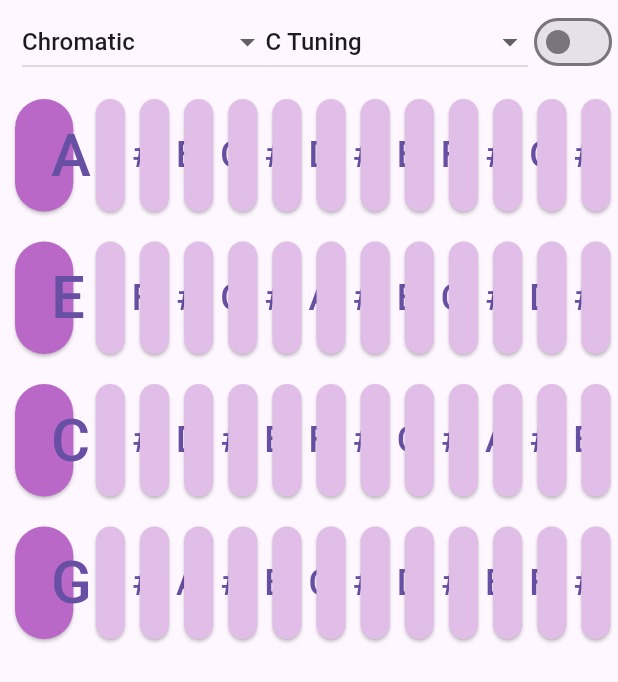
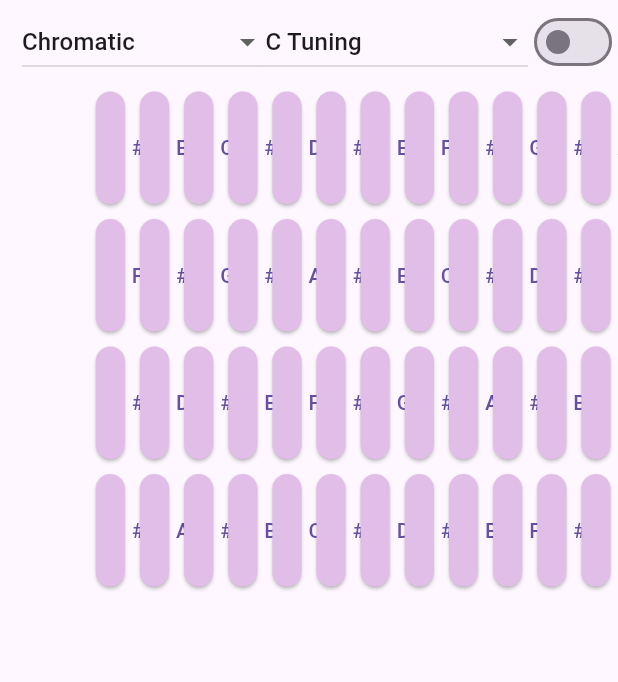
Before and after one commit to yukiterunamaana/akulele, a Flutter app: the screen it shows after launch, on a phone screen of 412 x 824 dp. Shown: the top 682 px of the screen. Run offline on Flutter 3.47's test engine with Material 3 defaults, Android fonts, the phone set to English and light mode, and no system bars; missing offline and left inert: dart:ffi, flutter_midi_pro, music_notes.

Commit message:
Reworked logic with ValueNotifier. THE NOTES CHANGE!! AAAAAH!!

```diff
--- a/lib/main.dart
+++ b/lib/main.dart
@@ -24,8 +24,15 @@ class _MyAppState extends State<MyApp> {
   final midiPro = MidiPro();
   final String _value = path;
   bool strum = false;
-  List<int> selectedTuning = cTuning;
-  List<String> selectedScale = chromaticScale;
+  // List<int> selectedTuning = cTuning;
+  // List<String> selectedScale = chromaticScale;
+
+  final ValueNotifier<List<String>> scale = ValueNotifier(chromaticScale);
+  final ValueNotifier<List<int>> tuning = ValueNotifier(cTuning);
+
+  // Scale scale = Scale();
+
+  // Tuning tuning = Tuning();
 
   @override
   void initState() {
@@ -59,10 +66,10 @@ class _MyAppState extends State<MyApp> {
             appBar: AppBar(
               actions: [
                 DropdownButton<List<String>>(
-                  value: selectedScale, // Initialize with a default value
+                  value: chromaticScale, // Initialize with a default value
                   onChanged: (newValue) {
                     setState(() {
-                      selectedScale = newValue!;
+                      scale.value = newValue!;
                     });
                   },
                   items: [
@@ -82,10 +89,10 @@ class _MyAppState extends State<MyApp> {
                   ],
                 ),
                 DropdownButton<List<int>>(
-                  value: selectedTuning, // Initialize with a default value
+                  value: cTuning, // Initialize with a default value
                   onChanged: (newValue) {
                     setState(() {
-                      selectedTuning = newValue!;
+                      tuning.value = newValue!;
                     });
                   },
                   items: [
@@ -130,7 +137,9 @@ class _MyAppState extends State<MyApp> {
               ],
             ),
             body: GuitarNeckWidget(
-              tuning: cTuning,
+              //tuning_list: cTuning,
+              scale: scale,
+              tuning: tuning,
               //flutterMidi: _flutterMidi,
             )));
   }
--- a/lib/scales.dart
+++ b/lib/scales.dart
@@ -1,3 +1,11 @@
+import 'package:flutter/material.dart';
+
+class Scale {
+  final ValueNotifier<List<String>> scale =
+      ValueNotifier<List<String>>(chromaticScale);
+  void setScale(List<String> s) => scale.value = s;
+}
+
 List<String> chromaticScale = [
   'C',
   'C#',
--- a/lib/tunings.dart
+++ b/lib/tunings.dart
@@ -1,4 +1,9 @@
-import 'package:music_notes/music_notes.dart';
+import 'package:flutter/material.dart';
+
+class Tuning {
+  final ValueNotifier<List<int>> tuning = ValueNotifier<List<int>>(cTuning);
+  void setTuning(List<int> t) => tuning.value = t;
+}
 
 List<int> cTuning = [
   69,
--- a/lib/widgets/frets/fret.dart
+++ b/lib/widgets/frets/fret.dart
@@ -1,17 +1,31 @@
+import 'dart:ffi';
+
 import 'package:akulele/main.dart';
 import 'package:akulele/midi.dart';
+import 'package:akulele/scales.dart';
+import 'package:akulele/tunings.dart';
 import 'package:flutter/material.dart';
 import 'package:flutter/services.dart';
 import 'package:flutter_midi_pro/flutter_midi_pro.dart';
 import 'package:music_notes/music_notes.dart' as m;
 
 class FretWidget extends StatefulWidget {
-  final int note;
+  //final int note;
+  final ValueNotifier<List<String>> scale;
+  final ValueNotifier<List<int>> tuning;
+
+  final int stringNumber;
+  final int fretPosition;
+
   //final int octave;
   //final FlutterMidi flutterMidi;
   const FretWidget({
     super.key,
-    required this.note,
+    //required this.note,
+    required this.stringNumber,
+    required this.fretPosition,
+    required this.scale,
+    required this.tuning,
     //required FlutterMidi flutterMidi, //required this.flutterMidi
   });
 
@@ -33,34 +47,35 @@ class _FretWidgetState extends State<FretWidget> {
   }
 
   String midiNumberToNoteName(int midiNumber) {
-    final notes = [
-      'C',
-      'C#',
-      'D',
-      'D#',
-      'E',
-      'F',
-      'F#',
-      'G',
-      'G#',
-      'A',
-      'A#',
-      'B'
-    ];
+    final notes = chromaticScale;
     return notes[midiNumber % 12];
   }
 
   @override
   Widget build(BuildContext context) {
-    String label = midiNumberToNoteName(widget.note);
-    label = label.split('').reversed.join()[0];
+    // String label = midiNumberToNoteName(widget.note);
+    // label = label.split('').reversed.join()[0];
+
+    String label = '';
+    int midi = 0;
     // TODO: implement build
     return Container(
         margin: const EdgeInsets.all(5),
         child: SizedBox(
             //width: 150,
             height: 75,
-        child: ElevatedButton(
+            child: ValueListenableBuilder(
+                valueListenable: widget.scale,
+                builder: (BuildContext context, value, Widget? child) {
+                  return ValueListenableBuilder(
+                      valueListenable: widget.tuning,
+                      builder: (BuildContext context, value, child) {
+                        midi = widget.tuning.value[widget.stringNumber] +
+                            widget.fretPosition;
+                        label = midiNumberToNoteName(midi);
+
+                        return (widget.scale.value.contains(label))
+                            ? ElevatedButton(
                                 //color: Colors.blue.shade100,
                                 style: ElevatedButton.styleFrom(
                                     backgroundColor:
@@ -71,18 +86,24 @@ class _FretWidgetState extends State<FretWidget> {
                                     //shape: const CircleBorder(),
                                     ),
                                 child: Text(
-            label,
-            textAlign: TextAlign.center,
-            style: const TextStyle(fontSize: 24, fontFamily: 'JetBrains Mono'),
-          ),
+                                    //'$value',
+                                    label.split('').reversed.join()[0]),
+                                //),
+
                                 onPressed: () async {
                                   await MidiPro().playNote(
-                sfId: soundfontId, channel: 0, key: 60, velocity: 127);
+                                      sfId: soundfontId,
+                                      channel: 0,
+                                      key: 60,
+                                      velocity: 127);
                                   print(
-                '${widget.note} pressed'); //, MIDI code ${widget.note.frequency}');
-          },
-        ),
-      ),
-    );
+                                      '${midi} pressed'); //, MIDI code ${widget.note.frequency}');
+                                  //},
+                                })
+                            : Container();
+
+                        //:Container();
+                      });
+                })));
   }
 }
--- a/lib/widgets/neck.dart
+++ b/lib/widgets/neck.dart
@@ -2,11 +2,14 @@ import 'package:akulele/widgets/string.dart';
 import 'package:flutter/material.dart';
 
 class GuitarNeckWidget extends StatelessWidget {
-  final List<int> tuning;
+  final ValueNotifier<List<String>> scale;
+  final ValueNotifier<List<int>> tuning;
+
   //final FlutterMidi flutterMidi;
 
   const GuitarNeckWidget({
     super.key,
+    required this.scale,
     required this.tuning, // required this.flutterMidi
   });
 
@@ -16,20 +19,28 @@ class GuitarNeckWidget extends StatelessWidget {
     return Column(
       children: [
         StringWidget(
-          note: tuning[0],
           //flutterMidi: flutterMidi,
+          scale: scale,
+          tuning: tuning,
+          stringNumber: 0,
         ),
         StringWidget(
-          note: tuning[1],
           //flutterMidi: flutterMidi,
+          scale: scale,
+          tuning: tuning,
+          stringNumber: 1,
         ),
         StringWidget(
-          note: tuning[2],
           //flutterMidi: flutterMidi,
+          scale: scale,
+          tuning: tuning,
+          stringNumber: 2,
         ),
         StringWidget(
-          note: tuning[3],
           //flutterMidi: flutterMidi,
+          scale: scale,
+          tuning: tuning,
+          stringNumber: 3,
         ),
       ],
     );
--- a/lib/widgets/string.dart
+++ b/lib/widgets/string.dart
@@ -5,12 +5,16 @@ import 'package:flutter/services.dart';
 import 'package:music_notes/music_notes.dart' as m;
 
 class StringWidget extends StatefulWidget {
-  final int note;
+  final ValueNotifier<List<String>> scale;
+  final ValueNotifier<List<int>> tuning;
+  final int stringNumber;
   //final int octave;
   //final FlutterMidi flutterMidi;
   const StringWidget({
     super.key,
-    required this.note,
+    required this.scale,
+    required this.tuning,
+    required this.stringNumber,
     //required this.flutterMidi,
   });
 
@@ -35,16 +39,20 @@ class _StringWidgetState extends State<StringWidget> {
   Widget build(BuildContext context) {
     List<Widget> frets = [];
     frets.add(Flexible(
-        flex: 2,
-        child: NullFretWidget(
-          note: widget.note,
-          //flutterMidi: widget.flutterMidi,
-        )));
+      flex: 2,
+      child: Container(),
+      // child: NullFretWidget(
+      //   note: widget.note,
+      //   //flutterMidi: widget.flutterMidi,
+      // )
+    ));
     for (int i = 1; i <= 12; i++) {
       frets.add(Flexible(
           //flex: 2,
           child: FretWidget(
-        note: widget.note + i,
+        stringNumber: widget.stringNumber, fretPosition: i,
+        scale: widget.scale,
+        tuning: widget.tuning,
         //flutterMidi: widget.flutterMidi,
       ))); //(widget.note + i);
     }
```
Lines whose indentation alone changed are shown as unchanged.
